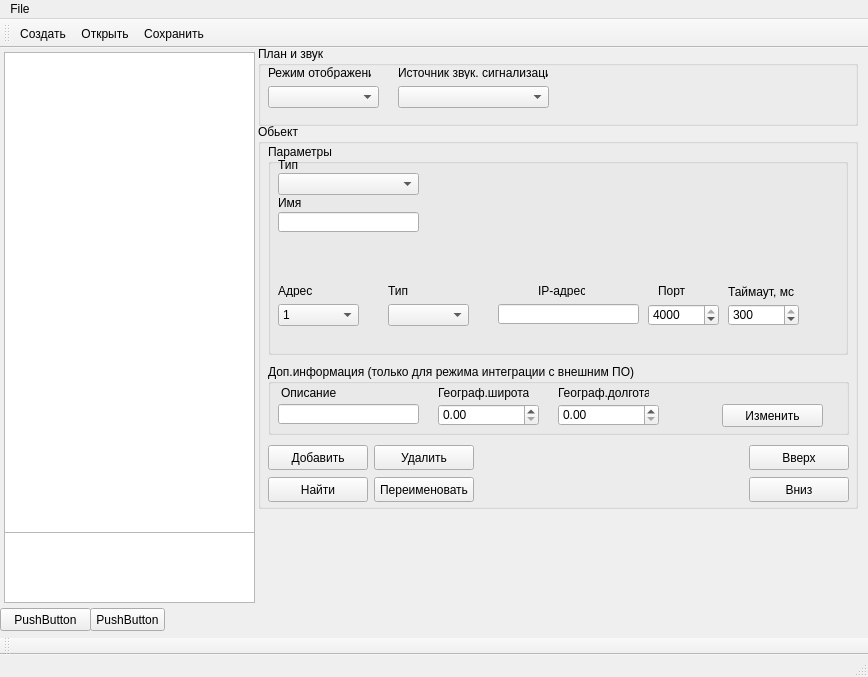
Before: the Qt Designer form m_cfg/MainWindowCFG.ui in xXRadioHeadXx/start7, drawn with Qt 5.
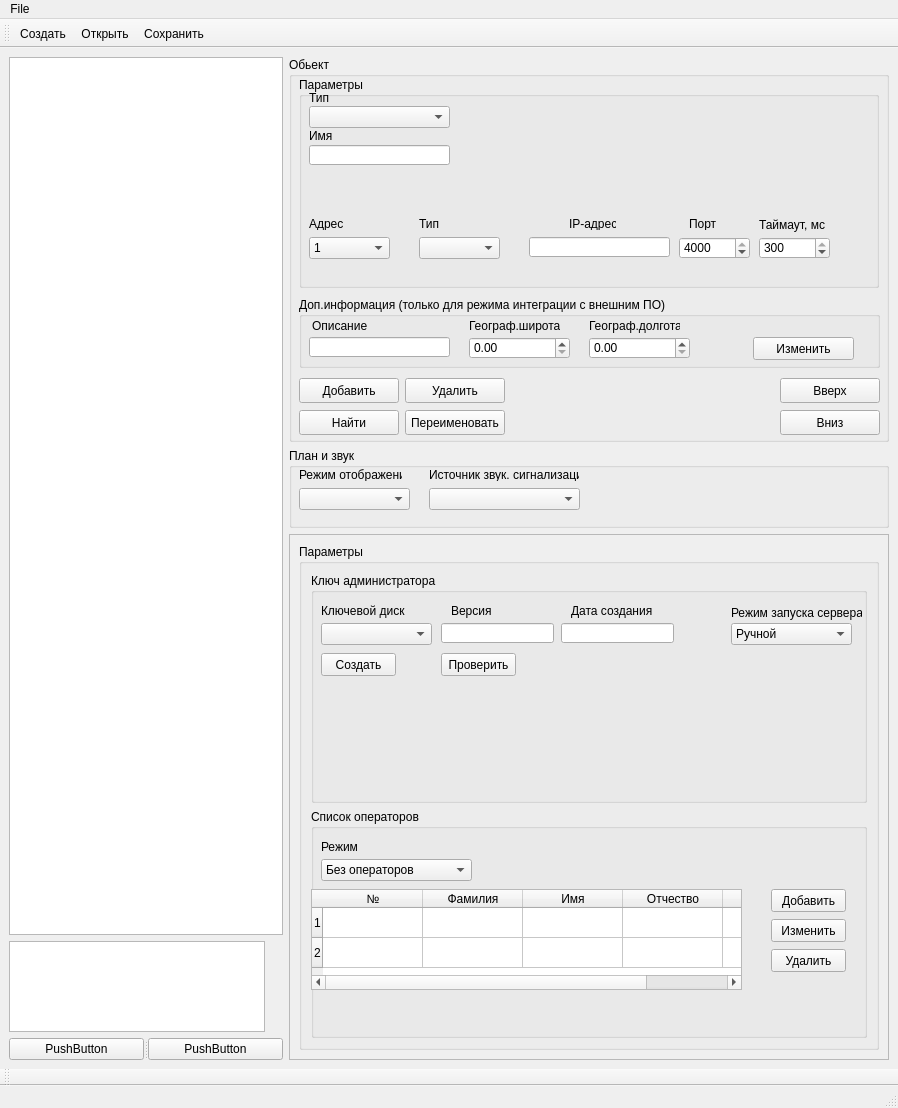
After: the same form once the commit is applied. Icons and pictures are not drawn.

```diff
--- a/m_cfg/MainWindowCFG.ui
+++ b/m_cfg/MainWindowCFG.ui
@@ -6,10 +6,16 @@
    <rect>
     <x>0</x>
     <y>0</y>
-    <width>868</width>
-    <height>677</height>
+    <width>898</width>
+    <height>1108</height>
    </rect>
   </property>
+  <property name="minimumSize">
+   <size>
+    <width>256</width>
+    <height>0</height>
+   </size>
+  </property>
   <property name="windowTitle">
    <string>MainWindowCFG</string>
   </property>
@@ -26,15 +32,11 @@
    <bool>false</bool>
   </property>
   <widget class="QWidget" name="centralwidget">
-   <widget class="QGroupBox" name="groupBox">
-    <property name="geometry">
-     <rect>
-      <x>258</x>
-      <y>-2</y>
-      <width>600</width>
-      <height>80</height>
-     </rect>
-    </property>
+   <layout class="QGridLayout" name="gridLayout_3">
+    <item row="0" column="0" rowspan="2">
+     <layout class="QVBoxLayout" name="verticalLayout">
+      <item>
+       <widget class="QTreeView" name="treeView">
     <property name="sizePolicy">
      <sizepolicy hsizetype="Minimum" vsizetype="Minimum">
       <horstretch>0</horstretch>
@@ -43,47 +45,14 @@
     </property>
     <property name="minimumSize">
      <size>
-      <width>600</width>
-      <height>80</height>
-     </size>
-    </property>
-    <property name="maximumSize">
-     <size>
-      <width>431</width>
-      <height>80</height>
-     </size>
-    </property>
-    <property name="title">
-     <string>План и звук</string>
-    </property>
-    <widget class="QLabel" name="label">
-     <property name="geometry">
-      <rect>
-       <x>10</x>
-       <y>20</y>
-       <width>103</width>
-       <height>13</height>
-      </rect>
-     </property>
-     <property name="sizePolicy">
-      <sizepolicy hsizetype="Fixed" vsizetype="Fixed">
-       <horstretch>0</horstretch>
-       <verstretch>0</verstretch>
-      </sizepolicy>
-     </property>
-     <property name="text">
-      <string>Режим отображения</string>
-     </property>
-    </widget>
-    <widget class="QComboBox" name="comboBox">
-     <property name="geometry">
-      <rect>
-       <x>10</x>
-       <y>40</y>
-       <width>111</width>
-       <height>22</height>
-      </rect>
-     </property>
+          <width>256</width>
+          <height>631</height>
+         </size>
+        </property>
+       </widget>
+      </item>
+      <item>
+       <widget class="QTextEdit" name="textEdit">
      <property name="sizePolicy">
       <sizepolicy hsizetype="Fixed" vsizetype="Fixed">
        <horstretch>0</horstretch>
@@ -92,74 +61,53 @@
      </property>
      <property name="minimumSize">
       <size>
-       <width>111</width>
-       <height>22</height>
+          <width>256</width>
+          <height>91</height>
       </size>
      </property>
      <property name="maximumSize">
       <size>
-       <width>111</width>
-       <height>22</height>
-      </size>
-     </property>
-    </widget>
-    <widget class="QLabel" name="label_2">
-     <property name="geometry">
-      <rect>
-       <x>140</x>
-       <y>20</y>
-       <width>150</width>
-       <height>13</height>
-      </rect>
-     </property>
+          <width>256</width>
+          <height>91</height>
+         </size>
+        </property>
+        <property name="sizeIncrement">
+         <size>
+          <width>256</width>
+          <height>91</height>
+         </size>
+        </property>
+       </widget>
+      </item>
+      <item>
+       <widget class="QSplitter" name="splitter">
      <property name="sizePolicy">
-      <sizepolicy hsizetype="Fixed" vsizetype="Fixed">
+         <sizepolicy hsizetype="Preferred" vsizetype="Fixed">
        <horstretch>0</horstretch>
        <verstretch>0</verstretch>
       </sizepolicy>
      </property>
+        <property name="orientation">
+         <enum>Qt::Horizontal</enum>
+        </property>
+        <widget class="QPushButton" name="pushButton_8">
      <property name="text">
-      <string>Источник звук. сигнализации</string>
-     </property>
-    </widget>
-    <widget class="QComboBox" name="comboBox_2">
-     <property name="geometry">
-      <rect>
-       <x>140</x>
-       <y>40</y>
-       <width>151</width>
-       <height>22</height>
-      </rect>
-     </property>
-     <property name="sizePolicy">
-      <sizepolicy hsizetype="Fixed" vsizetype="Fixed">
-       <horstretch>151</horstretch>
-       <verstretch>22</verstretch>
-      </sizepolicy>
-     </property>
-     <property name="minimumSize">
-      <size>
-       <width>151</width>
-       <height>22</height>
-      </size>
-     </property>
-     <property name="maximumSize">
-      <size>
-       <width>151</width>
-       <height>22</height>
-      </size>
-     </property>
-    </widget>
-   </widget>
+          <string>PushButton</string>
+         </property>
+        </widget>
+        <widget class="QPushButton" name="pushButton_9">
+         <property name="text">
+          <string>PushButton</string>
+         </property>
+        </widget>
+       </widget>
+      </item>
+     </layout>
+    </item>
+    <item row="0" column="1">
+     <layout class="QVBoxLayout" name="verticalLayout_2">
+      <item>
    <widget class="QGroupBox" name="groupBox_2">
-    <property name="geometry">
-     <rect>
-      <x>258</x>
-      <y>76</y>
-      <width>600</width>
-      <height>385</height>
-     </rect>
-    </property>
     <property name="sizePolicy">
      <sizepolicy hsizetype="Fixed" vsizetype="Fixed">
       <horstretch>0</horstretch>
@@ -2249,59 +2197,447 @@
      </widget>
     </widget>
    </widget>
-   <widget class="QTreeView" name="treeView">
+      </item>
+      <item>
+       <widget class="QGroupBox" name="groupBox">
+        <property name="sizePolicy">
+         <sizepolicy hsizetype="Fixed" vsizetype="Fixed">
+          <horstretch>0</horstretch>
+          <verstretch>0</verstretch>
+         </sizepolicy>
+        </property>
+        <property name="minimumSize">
+         <size>
+          <width>600</width>
+          <height>80</height>
+         </size>
+        </property>
+        <property name="maximumSize">
+         <size>
+          <width>600</width>
+          <height>80</height>
+         </size>
+        </property>
+        <property name="title">
+         <string>План и звук</string>
+        </property>
+        <widget class="QLabel" name="label">
     <property name="geometry">
      <rect>
-      <x>4</x>
-      <y>4</y>
-      <width>251</width>
-      <height>481</height>
-     </rect>
-    </property>
-   </widget>
-   <widget class="QTextEdit" name="textEdit">
+           <x>10</x>
+           <y>20</y>
+           <width>103</width>
+           <height>13</height>
+          </rect>
+         </property>
+         <property name="sizePolicy">
+          <sizepolicy hsizetype="Fixed" vsizetype="Fixed">
+           <horstretch>0</horstretch>
+           <verstretch>0</verstretch>
+          </sizepolicy>
+         </property>
+         <property name="text">
+          <string>Режим отображения</string>
+         </property>
+        </widget>
+        <widget class="QComboBox" name="comboBox">
     <property name="geometry">
      <rect>
-      <x>4</x>
-      <y>484</y>
-      <width>251</width>
-      <height>71</height>
-     </rect>
-    </property>
-   </widget>
-   <widget class="QPushButton" name="pushButton_8">
+           <x>10</x>
+           <y>40</y>
+           <width>111</width>
+           <height>22</height>
+          </rect>
+         </property>
+         <property name="sizePolicy">
+          <sizepolicy hsizetype="Fixed" vsizetype="Fixed">
+           <horstretch>0</horstretch>
+           <verstretch>0</verstretch>
+          </sizepolicy>
+         </property>
+         <property name="minimumSize">
+          <size>
+           <width>111</width>
+           <height>22</height>
+          </size>
+         </property>
+         <property name="maximumSize">
+          <size>
+           <width>111</width>
+           <height>22</height>
+          </size>
+         </property>
+        </widget>
+        <widget class="QLabel" name="label_2">
     <property name="geometry">
      <rect>
+           <x>140</x>
+           <y>20</y>
+           <width>150</width>
+           <height>13</height>
+          </rect>
+         </property>
+         <property name="sizePolicy">
+          <sizepolicy hsizetype="Fixed" vsizetype="Fixed">
+           <horstretch>0</horstretch>
+           <verstretch>0</verstretch>
+          </sizepolicy>
+         </property>
+         <property name="text">
+          <string>Источник звук. сигнализации</string>
+         </property>
+        </widget>
+        <widget class="QComboBox" name="comboBox_2">
+         <property name="geometry">
+          <rect>
+           <x>140</x>
+           <y>40</y>
+           <width>151</width>
+           <height>22</height>
+          </rect>
+         </property>
+         <property name="sizePolicy">
+          <sizepolicy hsizetype="Fixed" vsizetype="Fixed">
+           <horstretch>151</horstretch>
+           <verstretch>22</verstretch>
+          </sizepolicy>
+         </property>
+         <property name="minimumSize">
+          <size>
+           <width>151</width>
+           <height>22</height>
+          </size>
+         </property>
+         <property name="maximumSize">
+          <size>
+           <width>151</width>
+           <height>22</height>
+          </size>
+         </property>
+        </widget>
+       </widget>
+      </item>
+     </layout>
+    </item>
+    <item row="1" column="1">
+     <widget class="QScrollArea" name="scrollArea">
+      <property name="sizePolicy">
+       <sizepolicy hsizetype="Fixed" vsizetype="Expanding">
+        <horstretch>0</horstretch>
+        <verstretch>0</verstretch>
+       </sizepolicy>
+      </property>
+      <property name="minimumSize">
+       <size>
+        <width>600</width>
+        <height>0</height>
+       </size>
+      </property>
+      <property name="maximumSize">
+       <size>
+        <width>600</width>
+        <height>16777215</height>
+       </size>
+      </property>
+      <property name="widgetResizable">
+       <bool>true</bool>
+      </property>
+      <widget class="QWidget" name="scrollAreaWidgetContents_2">
+       <property name="geometry">
+        <rect>
       <x>0</x>
-      <y>560</y>
-      <width>91</width>
+         <y>0</y>
+         <width>598</width>
+         <height>522</height>
+        </rect>
+       </property>
+       <layout class="QGridLayout" name="gridLayout_2">
+        <item row="0" column="0">
+         <widget class="QGroupBox" name="groupBox_5">
+          <property name="title">
+           <string>Параметры</string>
+          </property>
+          <layout class="QGridLayout" name="gridLayout_4">
+           <item row="0" column="0">
+            <widget class="QGroupBox" name="groupBox_6">
+             <property name="title">
+              <string>Ключ администратора</string>
+             </property>
+             <widget class="QComboBox" name="comboBox_3">
+              <property name="geometry">
+               <rect>
+                <x>10</x>
+                <y>50</y>
+                <width>111</width>
+                <height>22</height>
+               </rect>
+              </property>
+             </widget>
+             <widget class="QLabel" name="label_16">
+              <property name="geometry">
+               <rect>
+                <x>10</x>
+                <y>30</y>
+                <width>101</width>
+                <height>16</height>
+               </rect>
+              </property>
+              <property name="text">
+               <string>Ключевой диск</string>
+              </property>
+             </widget>
+             <widget class="QLineEdit" name="lineEdit">
+              <property name="geometry">
+               <rect>
+                <x>130</x>
+                <y>50</y>
+                <width>113</width>
+                <height>20</height>
+               </rect>
+              </property>
+             </widget>
+             <widget class="QLineEdit" name="lineEdit_2">
+              <property name="geometry">
+               <rect>
+                <x>250</x>
+                <y>50</y>
+                <width>113</width>
+                <height>20</height>
+               </rect>
+              </property>
+             </widget>
+             <widget class="QComboBox" name="comboBox_4">
+              <property name="geometry">
+               <rect>
+                <x>420</x>
+                <y>50</y>
+                <width>121</width>
+                <height>22</height>
+               </rect>
+              </property>
+              <item>
+               <property name="text">
+                <string>Ручной</string>
+               </property>
+              </item>
+              <item>
+               <property name="text">
+                <string>Автозагрузка</string>
+               </property>
+              </item>
+             </widget>
+             <widget class="QLabel" name="label_17">
+              <property name="geometry">
+               <rect>
+                <x>140</x>
+                <y>30</y>
+                <width>101</width>
+                <height>16</height>
+               </rect>
+              </property>
+              <property name="text">
+               <string>Версия</string>
+              </property>
+             </widget>
+             <widget class="QLabel" name="label_20">
+              <property name="geometry">
+               <rect>
+                <x>260</x>
+                <y>30</y>
+                <width>101</width>
+                <height>16</height>
+               </rect>
+              </property>
+              <property name="text">
+               <string>Дата создания</string>
+              </property>
+             </widget>
+             <widget class="QLabel" name="label_21">
+              <property name="geometry">
+               <rect>
+                <x>420</x>
+                <y>30</y>
+                <width>131</width>
+                <height>20</height>
+               </rect>
+              </property>
+              <property name="text">
+               <string>Режим запуска сервера</string>
+              </property>
+             </widget>
+             <widget class="QPushButton" name="pushButton_6">
+              <property name="geometry">
+               <rect>
+                <x>10</x>
+                <y>80</y>
+                <width>75</width>
       <height>23</height>
      </rect>
     </property>
     <property name="text">
-     <string>PushButton</string>
-    </property>
-   </widget>
-   <widget class="QPushButton" name="pushButton_9">
+               <string>Создать</string>
+              </property>
+             </widget>
+             <widget class="QPushButton" name="pushButton_7">
     <property name="geometry">
      <rect>
-      <x>90</x>
-      <y>560</y>
+                <x>130</x>
+                <y>80</y>
       <width>75</width>
       <height>23</height>
      </rect>
     </property>
     <property name="text">
-     <string>PushButton</string>
-    </property>
-   </widget>
+               <string>Проверить</string>
+              </property>
+             </widget>
+            </widget>
+           </item>
+           <item row="1" column="0">
+            <widget class="QGroupBox" name="groupBox_7">
+             <property name="title">
+              <string>Список операторов</string>
+             </property>
+             <widget class="QTableWidget" name="tableWidget">
+              <property name="geometry">
+               <rect>
+                <x>0</x>
+                <y>80</y>
+                <width>431</width>
+                <height>101</height>
+               </rect>
+              </property>
+              <property name="maximumSize">
+               <size>
+                <width>511</width>
+                <height>192</height>
+               </size>
+              </property>
+              <row>
+               <property name="text">
+                <string>1</string>
+               </property>
+              </row>
+              <row>
+               <property name="text">
+                <string>2</string>
+               </property>
+              </row>
+              <column>
+               <property name="text">
+                <string>№</string>
+               </property>
+              </column>
+              <column>
+               <property name="text">
+                <string>Фамилия</string>
+               </property>
+              </column>
+              <column>
+               <property name="text">
+                <string>Имя</string>
+               </property>
+              </column>
+              <column>
+               <property name="text">
+                <string>Отчество</string>
+               </property>
+              </column>
+              <column>
+               <property name="text">
+                <string>Пароль</string>
+               </property>
+              </column>
+             </widget>
+             <widget class="QComboBox" name="comboBox_5">
+              <property name="geometry">
+               <rect>
+                <x>10</x>
+                <y>50</y>
+                <width>151</width>
+                <height>22</height>
+               </rect>
+              </property>
+              <item>
+               <property name="text">
+                <string>Без операторов</string>
+               </property>
+              </item>
+              <item>
+               <property name="text">
+                <string>С операторами</string>
+               </property>
+              </item>
+             </widget>
+             <widget class="QLabel" name="label_22">
+              <property name="geometry">
+               <rect>
+                <x>10</x>
+                <y>30</y>
+                <width>101</width>
+                <height>16</height>
+               </rect>
+              </property>
+              <property name="text">
+               <string>Режим</string>
+              </property>
+             </widget>
+             <widget class="QPushButton" name="pushButton_10">
+              <property name="geometry">
+               <rect>
+                <x>460</x>
+                <y>80</y>
+                <width>75</width>
+                <height>23</height>
+               </rect>
+              </property>
+              <property name="text">
+               <string>Добавить</string>
+              </property>
+             </widget>
+             <widget class="QPushButton" name="pushButton_11">
+              <property name="geometry">
+               <rect>
+                <x>460</x>
+                <y>110</y>
+                <width>75</width>
+                <height>23</height>
+               </rect>
+              </property>
+              <property name="text">
+               <string>Изменить</string>
+              </property>
+             </widget>
+             <widget class="QPushButton" name="pushButton_12">
+              <property name="geometry">
+               <rect>
+                <x>460</x>
+                <y>140</y>
+                <width>75</width>
+                <height>23</height>
+               </rect>
+              </property>
+              <property name="text">
+               <string>Удалить</string>
+              </property>
+             </widget>
+            </widget>
+           </item>
+          </layout>
+         </widget>
+        </item>
+       </layout>
+      </widget>
+     </widget>
+    </item>
+   </layout>
   </widget>
   <widget class="QMenuBar" name="menubar">
    <property name="geometry">
     <rect>
      <x>0</x>
      <y>0</y>
-     <width>868</width>
+     <width>898</width>
      <height>21</height>
     </rect>
    </property>
```
Lines whose indentation alone changed are shown as unchanged.
